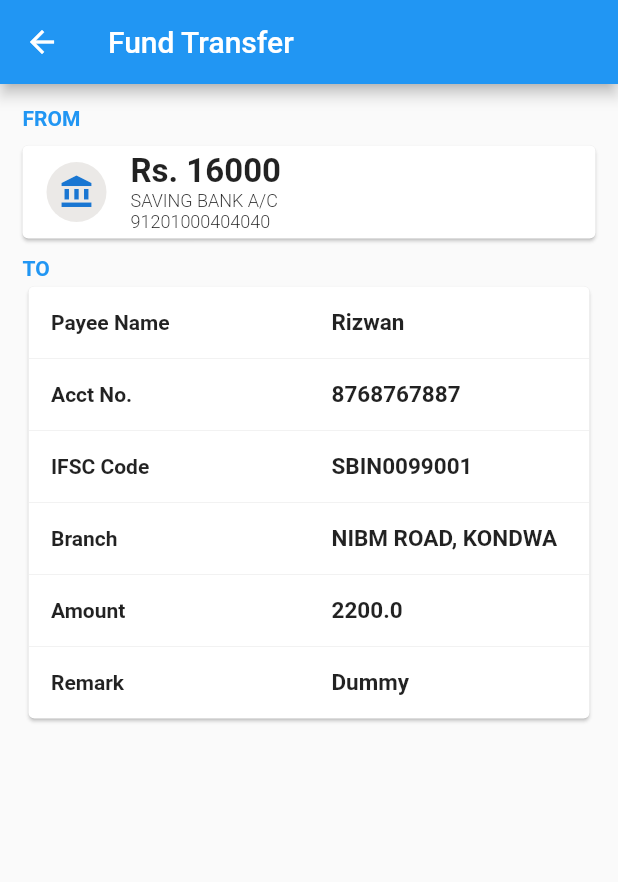
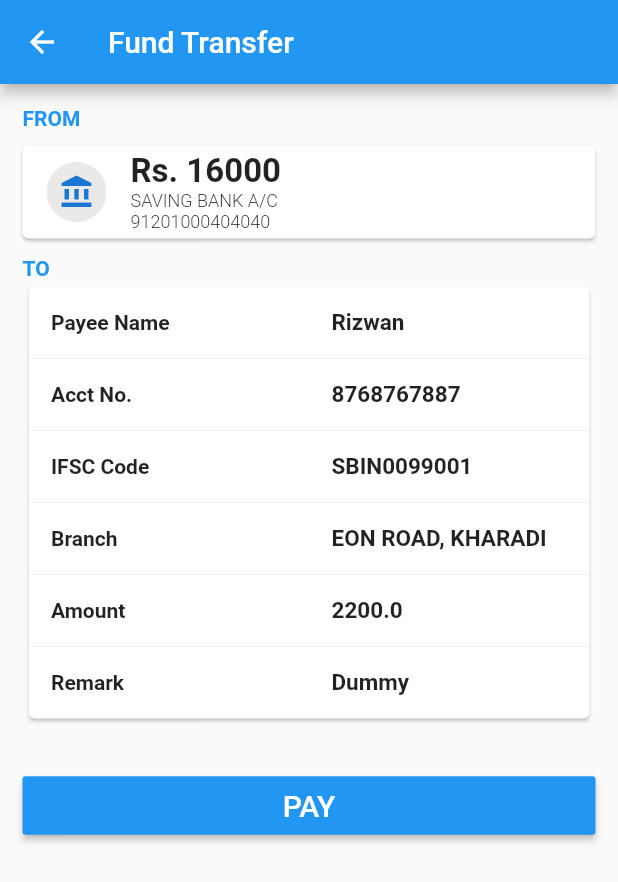
Before and after one commit to rizwan-dev/barclays-mobile-app, a Flutter app: the TransferFundWidget screen opened directly, after a tap on an icon or button, on a phone screen of 412 x 824 dp. Shown: the top 882 px of the screen. Run offline on Flutter 3.47's test engine with Material 2 defaults, Android fonts, the phone set to English and light mode, and no system bars.

Commit message:
Partial implementation of transfer fund screen.

```diff
--- a/lib/ui/payment.dart
+++ b/lib/ui/payment.dart
@@ -3,8 +3,11 @@ import 'package:flutter/material.dart';
 
 class PaymentPage extends StatelessWidget {
   final PaymentDetails payment;
+  bool _isPayButtonDisabled = false;
 
   PaymentPage({Key key, this.payment}) : super(key: key);
+
+  void _todo() {}
 
   @override
   Widget build(BuildContext context) {
@@ -56,8 +59,8 @@ class PaymentPage extends StatelessWidget {
 //                  padding: const EdgeInsets.all(15.0),
                   child: new Table(
                     border: new TableBorder(
-                        horizontalInside: new BorderSide(color: Colors.grey[200], width: 0.5)
-                    ),
+                        horizontalInside: new BorderSide(
+                            color: Colors.grey[200], width: 0.5)),
                     defaultVerticalAlignment: TableCellVerticalAlignment.middle,
                     children: [
                       TableRow(children: [
@@ -112,7 +115,6 @@ class PaymentPage extends StatelessWidget {
                           child: Row(
                             mainAxisAlignment: MainAxisAlignment.start,
                             crossAxisAlignment: CrossAxisAlignment.center,
-
                             children: <Widget>[
                               Container(
                                   padding: const EdgeInsets.all(15.0),
@@ -208,7 +210,8 @@ class PaymentPage extends StatelessWidget {
                             children: <Widget>[
                               Container(
                                   padding: const EdgeInsets.all(15.0),
-                                  child: new Text(payment.amountTransferred.toString(),
+                                  child: new Text(
+                                      payment.amountTransferred.toString(),
                                       style: TextStyle(
                                         fontSize: 15,
                                         fontWeight: FontWeight.bold,
@@ -248,13 +251,25 @@ class PaymentPage extends StatelessWidget {
                           ),
                         )
                       ])
-
-
-
                     ],
                   ),
                 ),
-              )
+              ),
+              new Container(
+                  padding: const EdgeInsets.only(top: 30.0),
+                  child: new RaisedButton(
+                    color: Colors.blue,
+                    textColor: Colors.white,
+                    disabledColor: Color(0xffebe9e7),
+                    disabledTextColor: Colors.black12,
+                    padding: EdgeInsets.all(8.0),
+                    splashColor: Colors.blueAccent,
+                    onPressed: _isPayButtonDisabled ? null : () => _todo(),
+                    child: Text(
+                      "PAY",
+                      style: TextStyle(fontSize: 20.0),
+                    ),
+                  ))
             ],
           ),
 //        child: Text("Pay to : " + payment.payeeName,
--- a/lib/ui/transferfund.dart
+++ b/lib/ui/transferfund.dart
@@ -71,7 +71,7 @@ class TransferFundWidget extends StatelessWidget {
           payeeName: "Rizwan",
           payeeAccountNumber: "8768767887",
           ifscCode: "SBIN0099001",
-          branch: "NIBM ROAD, KONDWA",
+          branch: "EON ROAD, KHARADI",
           amountTransferred: 2200.00,
           date: "17/08/2019"),
       PaymentDetails(
```
